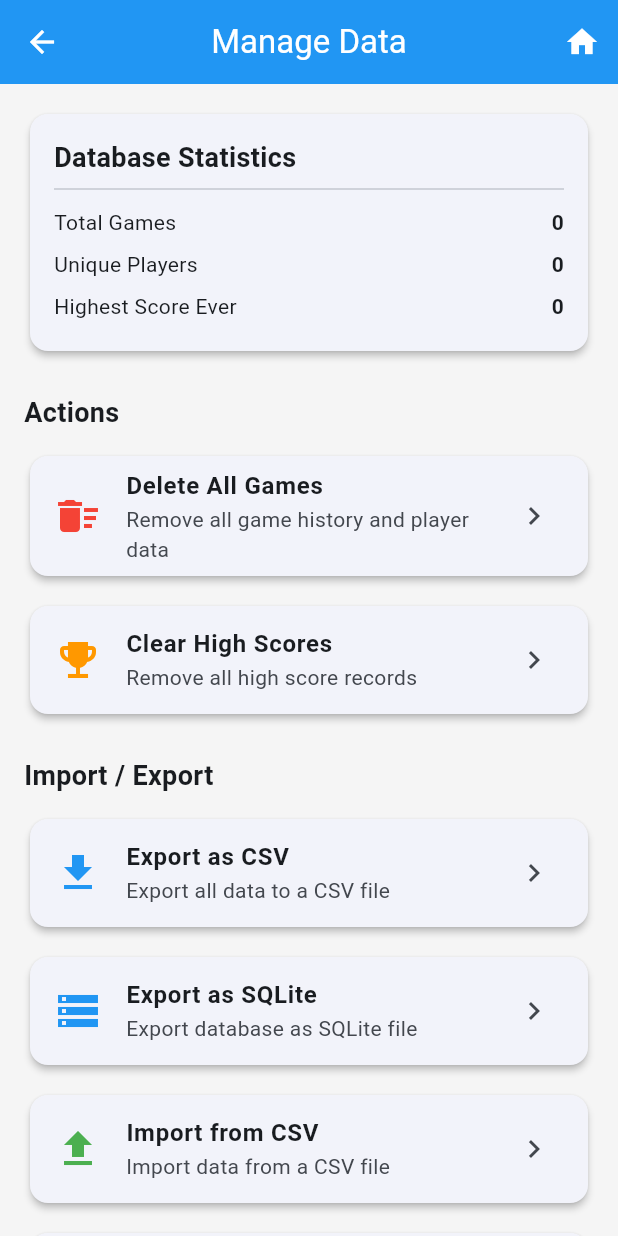
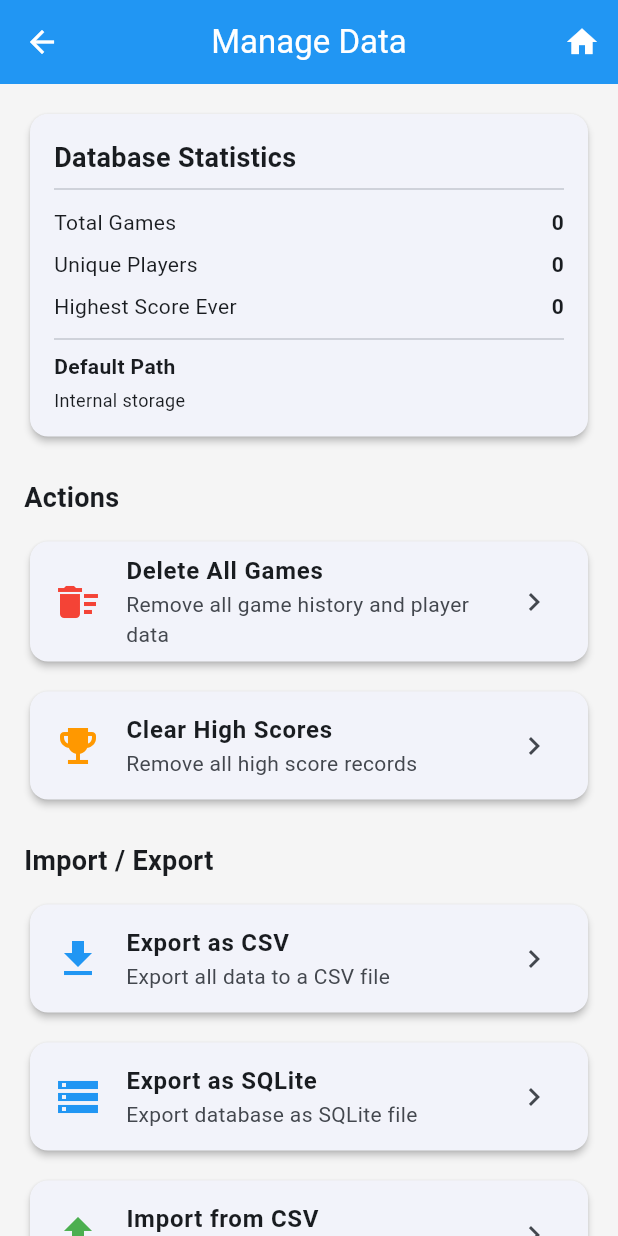
Before and after one commit to squ1d123/thats-pretty-clever-scorer, a Flutter app: the screen it shows after launch, after a tap on "Manage Data", on a phone screen of 412 x 824 dp. Run offline on Flutter 3.47's test engine with Material 3 defaults, Android fonts, the phone set to English and light mode, and no system bars; our stand-ins replace file_picker, flutter_riverpod, go_router, share_plus, sqflite, sqflite_common_ffi and 2 more; accounts and stored records are empty.

```diff
--- a/lib/screens/cleanup_screen.dart
+++ b/lib/screens/cleanup_screen.dart
@@ -5,6 +5,7 @@ import 'package:file_picker/file_picker.dart';
 import 'package:share_plus/share_plus.dart';
 import 'dart:io';
 import '../providers/game_providers.dart';
+import '../services/database_service.dart';
 
 class CleanupScreen extends ConsumerWidget {
   const CleanupScreen({super.key});
@@ -33,6 +34,9 @@ class CleanupScreen extends ConsumerWidget {
 
   Widget _buildContent(
       BuildContext context, WidgetRef ref, Map<String, int> stats) {
+    final customPath = DatabaseService.customDbPath;
+    final isUsingCustom = customPath != null && customPath.isNotEmpty;
+
     return SingleChildScrollView(
       padding: const EdgeInsets.all(16),
       child: Column(
@@ -55,6 +59,19 @@ class CleanupScreen extends ConsumerWidget {
                   _StatRow(
                       label: 'Highest Score Ever',
                       value: stats['highest_score'] ?? 0),
+                  const Divider(),
+                  Text(
+                    isUsingCustom ? 'Custom Path' : 'Default Path',
+                    style: const TextStyle(fontWeight: FontWeight.bold),
+                  ),
+                  const SizedBox(height: 4),
+                  Text(
+                    isUsingCustom ? customPath : 'Internal storage',
+                    style: TextStyle(
+                      fontSize: 12,
+                      color: Theme.of(context).textTheme.bodySmall?.color,
+                    ),
+                  ),
                 ],
               ),
             ),
@@ -116,6 +133,22 @@ class CleanupScreen extends ConsumerWidget {
             description: 'Replace database with SQLite file',
             color: Colors.green,
             onTap: () => _importSqlite(context, ref),
+          ),
+          const SizedBox(height: 12),
+          _ActionCard(
+            icon: Icons.link,
+            title: 'Load from Custom Path',
+            description: 'Load database from alternate location',
+            color: Colors.purple,
+            onTap: () => _loadFromCustomPath(context, ref),
+          ),
+          const SizedBox(height: 12),
+          _ActionCard(
+            icon: Icons.link_off,
+            title: 'Reset to Default Path',
+            description: 'Use internal app storage',
+            color: Colors.grey,
+            onTap: () => _resetToDefaultPath(context, ref),
           ),
         ],
       ),
@@ -302,6 +335,57 @@ void _importSqlite(BuildContext context, WidgetRef ref) async {
   }
 }
 
+void _loadFromCustomPath(BuildContext context, WidgetRef ref) async {
+  try {
+    final result = await FilePicker.platform.pickFiles(
+      type: FileType.any,
+    );
+
+    if (result == null || result.files.isEmpty) return;
+
+    final customPath = result.files.single.path!;
+    await DatabaseService.setCustomDbPath(customPath);
+
+    _refreshProviders(ref);
+    _showSnackBar(context, 'Custom database path set');
+  } catch (e) {
+    _showSnackBar(context, 'Failed to set custom path: $e');
+  }
+}
+
+void _resetToDefaultPath(BuildContext context, WidgetRef ref) async {
+  final confirmed = await showDialog<bool>(
+    context: context,
+    builder: (context) => AlertDialog(
+      title: const Text('Reset to Default Path?'),
+      content: const Text(
+        'This will reset the database to use internal app storage. '
+        'Any data in a custom path will not be affected.',
+      ),
+      actions: [
+        TextButton(
+          onPressed: () => Navigator.pop(context, false),
+          child: const Text('Cancel'),
+        ),
+        ElevatedButton(
+          onPressed: () => Navigator.pop(context, true),
+          child: const Text('Reset'),
+        ),
+      ],
+    ),
+  );
+
+  if (confirmed != true) return;
+
+  try {
+    await DatabaseService.setCustomDbPath('');
+    _refreshProviders(ref);
+    _showSnackBar(context, 'Database path reset to default');
+  } catch (e) {
+    _showSnackBar(context, 'Failed to reset path: $e');
+  }
+}
+
 class _StatRow extends StatelessWidget {
   final String label;
   final int value;
--- a/lib/services/database_service.dart
+++ b/lib/services/database_service.dart
@@ -9,8 +9,19 @@ class DatabaseService {
   static const String _dbName = 'games.db';
 
   static String? _dbPath;
+  static String? _customDbPath;
 
   static String get dbPath => _dbPath ?? '';
+
+  static Future<void> setCustomDbPath(String path) async {
+    _customDbPath = path;
+    if (_database != null) {
+      await _database!.close();
+      _database = null;
+    }
+  }
+
+  static String? get customDbPath => _customDbPath;
 
   Future<Database> get database async {
     if (_database != null) return _database!;
@@ -19,13 +30,18 @@ class DatabaseService {
   }
 
   Future<Database> _initDatabase() async {
-    final directory = await getApplicationDocumentsDirectory();
-    String dbPath = directory.path;
-    final dbDir = Directory(dbPath);
-    if (!await dbDir.exists()) {
-      await dbDir.create(recursive: true);
+    String path;
+    if (_customDbPath != null && _customDbPath!.isNotEmpty) {
+      path = _customDbPath!;
+    } else {
+      final directory = await getApplicationDocumentsDirectory();
+      path = directory.path;
+      final dbDir = Directory(path);
+      if (!await dbDir.exists()) {
+        await dbDir.create(recursive: true);
+      }
+      path = p.join(path, _dbName);
     }
-    String path = p.join(dbPath, _dbName);
     _dbPath = path;
     return await openDatabase(
       path,
```
Also changed, not shown: 6 other files.
